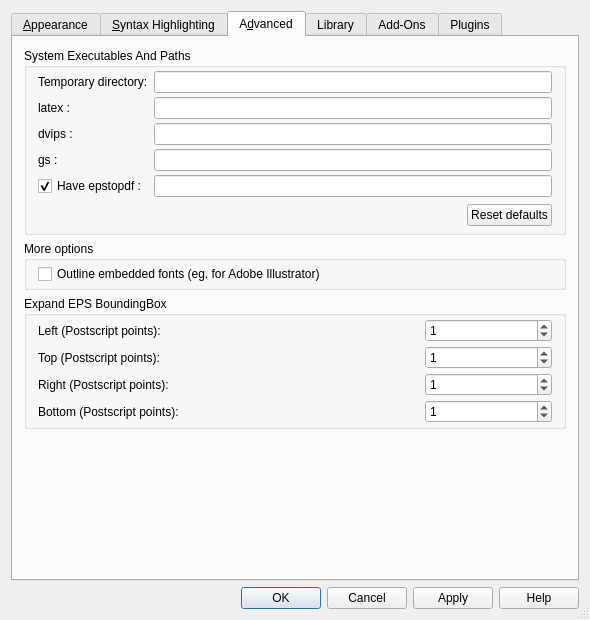
The window that src/klfsettings.ui (CryFeiFei/klatexformula) describes before a commit, drawn with Qt 5.
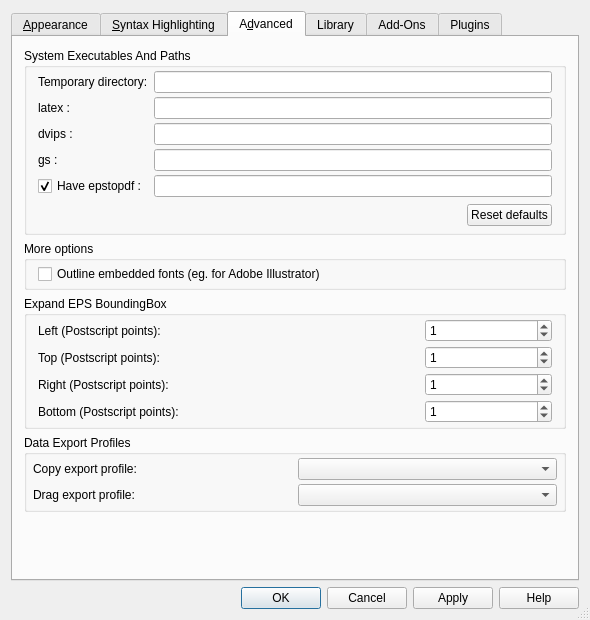
The same window after the commit. The open tabs and pages were chosen to show the change. Icons and pictures are not drawn. Custom widgets are drawn as their Qt base class.

Commit message: * MIME EXPORTING (xml description..., config copy/drag) * clear also clears all (+option for old functionality) * base64 command-line option * klfbackend::saveOutputToDevice() (maybe already in previous svn commit?...) * fixes in skin stylesheets

The edit to the form file:
```diff
--- a/src/klfsettings.ui
+++ b/src/klfsettings.ui
@@ -872,7 +872,7 @@
        <string>A&amp;dvanced</string>
       </attribute>
       <layout class="QGridLayout" name="gridLayout_2">
-       <item row="3" column="1">
+       <item row="4" column="1">
         <spacer name="spc_Advanced">
          <property name="orientation">
           <enum>Qt::Vertical</enum>
@@ -1277,6 +1277,56 @@
          </layout>
         </widget>
        </item>
+       <item row="3" column="0" colspan="2">
+        <widget class="QGroupBox" name="gbxExportProfiles">
+         <property name="title">
+          <string>Data Export Profiles</string>
+         </property>
+         <layout class="QGridLayout" name="lyt_gbxExportProfiles">
+          <property name="leftMargin">
+           <number>6</number>
+          </property>
+          <property name="topMargin">
+           <number>3</number>
+          </property>
+          <property name="rightMargin">
+           <number>6</number>
+          </property>
+          <property name="bottomMargin">
+           <number>3</number>
+          </property>
+          <property name="verticalSpacing">
+           <number>4</number>
+          </property>
+          <item row="0" column="0">
+           <widget class="QLabel" name="lblCopyExportProfile">
+            <property name="text">
+             <string>Copy export profile:</string>
+            </property>
+            <property name="buddy">
+             <cstring>cbxCopyExportProfile</cstring>
+            </property>
+           </widget>
+          </item>
+          <item row="0" column="1">
+           <widget class="QComboBox" name="cbxCopyExportProfile"/>
+          </item>
+          <item row="1" column="1">
+           <widget class="QComboBox" name="cbxDragExportProfile"/>
+          </item>
+          <item row="1" column="0">
+           <widget class="QLabel" name="lblDragExportProfile">
+            <property name="text">
+             <string>Drag export profile:</string>
+            </property>
+            <property name="buddy">
+             <cstring>cbxDragExportProfile</cstring>
+            </property>
+           </widget>
+          </item>
+         </layout>
+        </widget>
+       </item>
       </layout>
      </widget>
      <widget class="QWidget" name="tabLibBrowser">
@@ -1728,16 +1778,16 @@
  </widget>
  <layoutdefault spacing="6" margin="11"/>
  <customwidgets>
-  <customwidget>
-   <class>KLFPathChooser</class>
-   <extends>QLineEdit</extends>
-   <header>klfpathchooser.h</header>
-  </customwidget>
   <customwidget>
    <class>KLFColorChooser</class>
    <extends>QPushButton</extends>
    <header>klfcolorchooser.h</header>
   </customwidget>
+  <customwidget>
+   <class>KLFPathChooser</class>
+   <extends>QLineEdit</extends>
+   <header>klfpathchooser.h</header>
+  </customwidget>
   <customwidget>
    <class>KLFEnumComboBox</class>
    <extends>QComboBox</extends>
```
Left out of the diff: 46 changed lines with no effect on the pictures. The commit also changes 32 other files.
